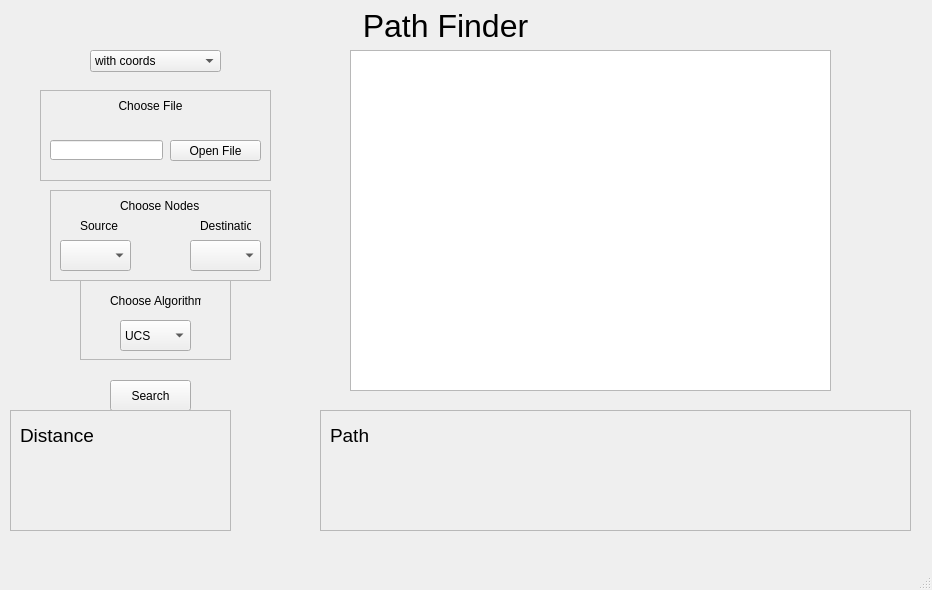
Qt form src/gui.ui (zakia215/Tucil3_13521110_13521146) before a commit.
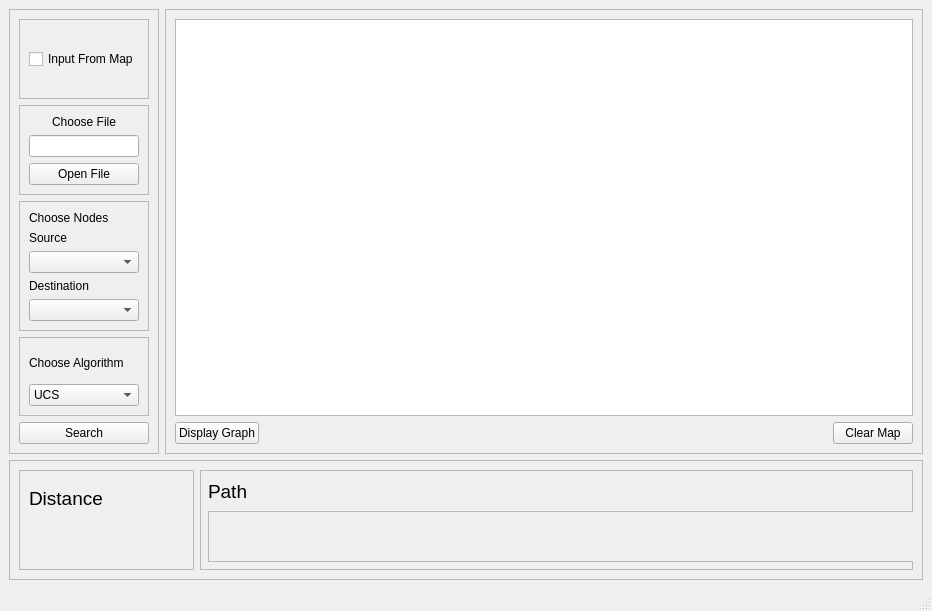
The same form after that commit.

Commit message: refactor: layout and feat:scrollable

Diff of the .ui file:
```diff
--- a/src/gui.ui
+++ b/src/gui.ui
@@ -7,7 +7,7 @@
     <x>0</x>
     <y>0</y>
     <width>932</width>
-    <height>590</height>
+    <height>611</height>
    </rect>
   </property>
   <property name="windowTitle">
@@ -20,96 +20,124 @@
    <bool>true</bool>
   </property>
   <widget class="QWidget" name="centralwidget">
-   <widget class="QGraphicsView" name="graph_view">
-    <property name="geometry">
-     <rect>
-      <x>350</x>
-      <y>50</y>
-      <width>481</width>
-      <height>341</height>
-     </rect>
-    </property>
-    <property name="layoutDirection">
-     <enum>Qt::LeftToRight</enum>
-    </property>
-   </widget>
-   <widget class="QPushButton" name="search_botton">
-    <property name="geometry">
-     <rect>
-      <x>110</x>
-      <y>380</y>
-      <width>81</width>
-      <height>31</height>
-     </rect>
-    </property>
+   <layout class="QFormLayout" name="formLayout">
+    <item row="0" column="0">
+     <widget class="QFrame" name="frame_input">
+      <property name="frameShape">
+       <enum>QFrame::StyledPanel</enum>
+      </property>
+      <property name="frameShadow">
+       <enum>QFrame::Raised</enum>
+      </property>
+      <layout class="QVBoxLayout" name="verticalLayout_5">
+       <item>
+        <widget class="QFrame" name="type_fram">
+         <property name="frameShape">
+          <enum>QFrame::StyledPanel</enum>
+         </property>
+         <property name="frameShadow">
+          <enum>QFrame::Raised</enum>
+         </property>
+         <layout class="QVBoxLayout" name="verticalLayout_2">
+          <item>
+           <widget class="QCheckBox" name="input_mode">
     <property name="text">
-     <string>Search</string>
-    </property>
-   </widget>
-   <widget class="QLabel" name="title">
-    <property name="geometry">
-     <rect>
-      <x>340</x>
-      <y>0</y>
-      <width>211</width>
-      <height>51</height>
-     </rect>
-    </property>
-    <property name="font">
-     <font>
-      <pointsize>24</pointsize>
-     </font>
-    </property>
+             <string>Input From Map</string>
+            </property>
+           </widget>
+          </item>
+         </layout>
+        </widget>
+       </item>
+       <item>
+        <widget class="QFrame" name="file_frame">
     <property name="frameShape">
-     <enum>QFrame::NoFrame</enum>
+          <enum>QFrame::StyledPanel</enum>
     </property>
     <property name="frameShadow">
-     <enum>QFrame::Plain</enum>
-    </property>
+          <enum>QFrame::Raised</enum>
+         </property>
+         <layout class="QVBoxLayout" name="verticalLayout">
+          <item>
+           <widget class="QLabel" name="file_title">
     <property name="text">
-     <string>Path Finder</string>
+             <string>Choose File</string>
     </property>
     <property name="alignment">
      <set>Qt::AlignCenter</set>
     </property>
    </widget>
+          </item>
+          <item>
+           <widget class="QLineEdit" name="file_name"/>
+          </item>
+          <item>
+           <widget class="QPushButton" name="pushButton">
+            <property name="text">
+             <string>Open File</string>
+            </property>
+           </widget>
+          </item>
+         </layout>
+        </widget>
+       </item>
+       <item>
+        <widget class="QFrame" name="nodes_frame">
+         <property name="frameShape">
+          <enum>QFrame::StyledPanel</enum>
+         </property>
+         <property name="frameShadow">
+          <enum>QFrame::Raised</enum>
+         </property>
+         <layout class="QVBoxLayout" name="verticalLayout_3">
+          <item>
+           <widget class="QLabel" name="nodes_title">
+            <property name="text">
+             <string>Choose Nodes</string>
+            </property>
+           </widget>
+          </item>
+          <item>
+           <widget class="QLabel" name="nodes_title_s">
+            <property name="text">
+             <string>Source</string>
+            </property>
+           </widget>
+          </item>
+          <item>
+           <widget class="QComboBox" name="soure_nodes"/>
+          </item>
+          <item>
+           <widget class="QLabel" name="nodes_title_d">
+            <property name="text">
+             <string>Destination</string>
+            </property>
+           </widget>
+          </item>
+          <item>
+           <widget class="QComboBox" name="dest_nodes"/>
+          </item>
+         </layout>
+        </widget>
+       </item>
+       <item>
    <widget class="QFrame" name="algo_frame">
-    <property name="geometry">
-     <rect>
-      <x>80</x>
-      <y>280</y>
-      <width>151</width>
-      <height>80</height>
-     </rect>
-    </property>
     <property name="frameShape">
      <enum>QFrame::StyledPanel</enum>
     </property>
     <property name="frameShadow">
      <enum>QFrame::Raised</enum>
     </property>
+         <layout class="QVBoxLayout" name="verticalLayout_4">
+          <item>
     <widget class="QLabel" name="algo_title">
-     <property name="geometry">
-      <rect>
-       <x>30</x>
-       <y>0</y>
-       <width>91</width>
-       <height>41</height>
-      </rect>
-     </property>
      <property name="text">
       <string>Choose Algorithm</string>
      </property>
     </widget>
+          </item>
+          <item>
     <widget class="QComboBox" name="search_alg">
-     <property name="geometry">
-      <rect>
-       <x>40</x>
-       <y>40</y>
-       <width>71</width>
-       <height>31</height>
-      </rect>
-     </property>
      <item>
       <property name="text">
        <string>UCS</string>
@@ -121,67 +149,82 @@
       </property>
      </item>
     </widget>
-   </widget>
-   <widget class="QFrame" name="path_frame">
-    <property name="geometry">
-     <rect>
-      <x>320</x>
-      <y>410</y>
-      <width>591</width>
-      <height>121</height>
-     </rect>
-    </property>
+          </item>
+         </layout>
+        </widget>
+       </item>
+       <item>
+        <widget class="QPushButton" name="search_botton">
+         <property name="text">
+          <string>Search</string>
+         </property>
+        </widget>
+       </item>
+      </layout>
+     </widget>
+    </item>
+    <item row="0" column="1">
+     <widget class="QFrame" name="frame_map">
     <property name="frameShape">
      <enum>QFrame::StyledPanel</enum>
     </property>
     <property name="frameShadow">
      <enum>QFrame::Raised</enum>
     </property>
-    <widget class="QLabel" name="path_title">
-     <property name="geometry">
-      <rect>
-       <x>10</x>
-       <y>10</y>
-       <width>61</width>
-       <height>31</height>
-      </rect>
-     </property>
-     <property name="font">
-      <font>
-       <pointsize>14</pointsize>
-      </font>
-     </property>
+      <layout class="QGridLayout" name="gridLayout">
+       <item row="1" column="0">
+        <widget class="QPushButton" name="show_graph">
      <property name="text">
-      <string>Path</string>
-     </property>
-    </widget>
-    <widget class="QLabel" name="path_result">
-     <property name="geometry">
-      <rect>
-       <x>10</x>
-       <y>40</y>
-       <width>561</width>
-       <height>81</height>
-      </rect>
-     </property>
-     <property name="font">
-      <font>
-       <pointsize>8</pointsize>
-      </font>
-     </property>
+          <string>Display Graph</string>
+         </property>
+        </widget>
+       </item>
+       <item row="1" column="1">
+        <spacer name="horizontalSpacer">
+         <property name="orientation">
+          <enum>Qt::Horizontal</enum>
+         </property>
+         <property name="sizeHint" stdset="0">
+          <size>
+           <width>40</width>
+           <height>20</height>
+          </size>
+         </property>
+        </spacer>
+       </item>
+       <item row="1" column="2">
+        <widget class="QPushButton" name="clear_map_button">
      <property name="text">
-      <string/>
-     </property>
-    </widget>
-   </widget>
+          <string>Clear Map</string>
+         </property>
+        </widget>
+       </item>
+       <item row="0" column="0" colspan="3">
+        <widget class="QGraphicsView" name="map_widget">
+         <property name="layoutDirection">
+          <enum>Qt::LeftToRight</enum>
+         </property>
+        </widget>
+       </item>
+      </layout>
+     </widget>
+    </item>
+    <item row="1" column="0" colspan="2">
+     <widget class="QFrame" name="frame_result">
+      <property name="frameShape">
+       <enum>QFrame::StyledPanel</enum>
+      </property>
+      <property name="frameShadow">
+       <enum>QFrame::Raised</enum>
+      </property>
+      <layout class="QHBoxLayout" name="horizontalLayout">
+       <item>
    <widget class="QFrame" name="dist_frame">
-    <property name="geometry">
-     <rect>
-      <x>10</x>
-      <y>410</y>
-      <width>221</width>
-      <height>121</height>
-     </rect>
+         <property name="maximumSize">
+          <size>
+           <width>175</width>
+           <height>2000</height>
+          </size>
     </property>
     <property name="frameShape">
      <enum>QFrame::StyledPanel</enum>
@@ -189,15 +232,9 @@
     <property name="frameShadow">
      <enum>QFrame::Raised</enum>
     </property>
+         <layout class="QVBoxLayout" name="verticalLayout_6">
+          <item>
     <widget class="QLabel" name="distance_title">
-     <property name="geometry">
-      <rect>
-       <x>10</x>
-       <y>10</y>
-       <width>91</width>
-       <height>31</height>
-      </rect>
-     </property>
      <property name="font">
       <font>
        <pointsize>14</pointsize>
@@ -207,15 +244,9 @@
       <string>Distance</string>
      </property>
     </widget>
+          </item>
+          <item>
     <widget class="QLabel" name="dist_result">
-     <property name="geometry">
-      <rect>
-       <x>10</x>
-       <y>40</y>
-       <width>151</width>
-       <height>71</height>
-      </rect>
-     </property>
      <property name="font">
       <font>
        <pointsize>8</pointsize>
@@ -225,15 +256,17 @@
       <string/>
      </property>
     </widget>
-   </widget>
-   <widget class="QFrame" name="file_frame">
-    <property name="geometry">
-     <rect>
-      <x>40</x>
-      <y>90</y>
-      <width>231</width>
-      <height>91</height>
-     </rect>
+          </item>
+         </layout>
+        </widget>
+       </item>
+       <item>
+        <widget class="QFrame" name="path_frame">
+         <property name="minimumSize">
+          <size>
+           <width>100</width>
+           <height>100</height>
+          </size>
     </property>
     <property name="frameShape">
      <enum>QFrame::StyledPanel</enum>
@@ -241,153 +274,81 @@
     <property name="frameShadow">
      <enum>QFrame::Raised</enum>
     </property>
-    <widget class="QLabel" name="file_title">
+         <widget class="QLabel" name="path_title">
      <property name="geometry">
       <rect>
-       <x>60</x>
-       <y>0</y>
-       <width>101</width>
-       <height>31</height>
-      </rect>
-     </property>
-     <property name="text">
-      <string>Choose File</string>
-     </property>
-     <property name="alignment">
-      <set>Qt::AlignCenter</set>
-     </property>
-    </widget>
-    <widget class="QPushButton" name="pushButton">
-     <property name="geometry">
-      <rect>
-       <x>130</x>
-       <y>50</y>
-       <width>91</width>
-       <height>21</height>
-      </rect>
-     </property>
-     <property name="text">
-      <string>Open File</string>
-     </property>
-    </widget>
-    <widget class="QLineEdit" name="lineEdit">
-     <property name="geometry">
-      <rect>
-       <x>10</x>
-       <y>50</y>
-       <width>113</width>
-       <height>20</height>
-      </rect>
-     </property>
-    </widget>
-   </widget>
-   <widget class="QFrame" name="nodes_frame">
-    <property name="geometry">
-     <rect>
-      <x>50</x>
-      <y>190</y>
-      <width>221</width>
-      <height>91</height>
-     </rect>
-    </property>
-    <property name="frameShape">
-     <enum>QFrame::StyledPanel</enum>
-    </property>
-    <property name="frameShadow">
-     <enum>QFrame::Raised</enum>
-    </property>
-    <widget class="QComboBox" name="soure_nodes">
-     <property name="geometry">
-      <rect>
-       <x>10</x>
-       <y>50</y>
-       <width>71</width>
-       <height>31</height>
-      </rect>
-     </property>
-    </widget>
-    <widget class="QLabel" name="nodes_title">
-     <property name="geometry">
-      <rect>
-       <x>70</x>
-       <y>0</y>
-       <width>81</width>
-       <height>31</height>
-      </rect>
-     </property>
-     <property name="text">
-      <string>Choose Nodes</string>
-     </property>
-    </widget>
-    <widget class="QComboBox" name="dest_nodes">
-     <property name="geometry">
-      <rect>
-       <x>140</x>
-       <y>50</y>
-       <width>71</width>
-       <height>31</height>
-      </rect>
-     </property>
-    </widget>
-    <widget class="QLabel" name="nodes_title_2">
-     <property name="geometry">
-      <rect>
-       <x>30</x>
-       <y>20</y>
+            <x>8</x>
+            <y>8</y>
        <width>41</width>
-       <height>31</height>
-      </rect>
-     </property>
-     <property name="text">
-      <string>Source</string>
-     </property>
-    </widget>
-    <widget class="QLabel" name="nodes_title_3">
-     <property name="geometry">
-      <rect>
-       <x>150</x>
-       <y>20</y>
-       <width>51</width>
-       <height>31</height>
-      </rect>
-     </property>
+            <height>27</height>
+           </rect>
+          </property>
+          <property name="font">
+           <font>
+            <pointsize>14</pointsize>
+           </font>
+          </property>
      <property name="text">
-      <string>Destination</string>
-     </property>
-    </widget>
-   </widget>
-   <widget class="QComboBox" name="type_map">
+           <string>Path</string>
+          </property>
+         </widget>
+         <widget class="QScrollArea" name="scrollArea">
     <property name="geometry">
      <rect>
-      <x>90</x>
-      <y>50</y>
-      <width>131</width>
-      <height>22</height>
-     </rect>
-    </property>
-    <item>
-     <property name="text">
-      <string>with coords</string>
-     </property>
-    </item>
-    <item>
-     <property name="text">
-      <string>without coords</string>
-     </property>
-    </item>
-   </widget>
-  </widget>
-  <widget class="QStatusBar" name="statusbar"/>
-  <widget class="QMenuBar" name="menubar">
+            <x>8</x>
+            <y>41</y>
+            <width>789</width>
+            <height>51</height>
+           </rect>
+          </property>
+          <property name="minimumSize">
+           <size>
+            <width>200</width>
+            <height>15</height>
+           </size>
+          </property>
+          <property name="widgetResizable">
+           <bool>true</bool>
+          </property>
+          <widget class="QWidget" name="path_scroll">
    <property name="geometry">
     <rect>
      <x>0</x>
      <y>0</y>
-     <width>932</width>
-     <height>21</height>
-    </rect>
-   </property>
-  </widget>
+             <width>785</width>
+             <height>47</height>
+            </rect>
+           </property>
+           <layout class="QVBoxLayout" name="verticalLayout_8">
+            <item>
+             <widget class="QLabel" name="path_result">
+              <property name="minimumSize">
+               <size>
+                <width>100</width>
+                <height>14</height>
+               </size>
+              </property>
+              <property name="font">
+               <font>
+                <pointsize>8</pointsize>
+               </font>
+              </property>
+              <property name="text">
+               <string/>
+              </property>
+             </widget>
+            </item>
+           </layout>
+          </widget>
+         </widget>
+        </widget>
+       </item>
+      </layout>
+     </widget>
+    </item>
+   </layout>
+  </widget>
+  <widget class="QStatusBar" name="statusbar"/>
  </widget>
  <resources/>
  <connections/>
```
Lines whose indentation alone changed are shown as unchanged. The commit also changes 2 other files.
